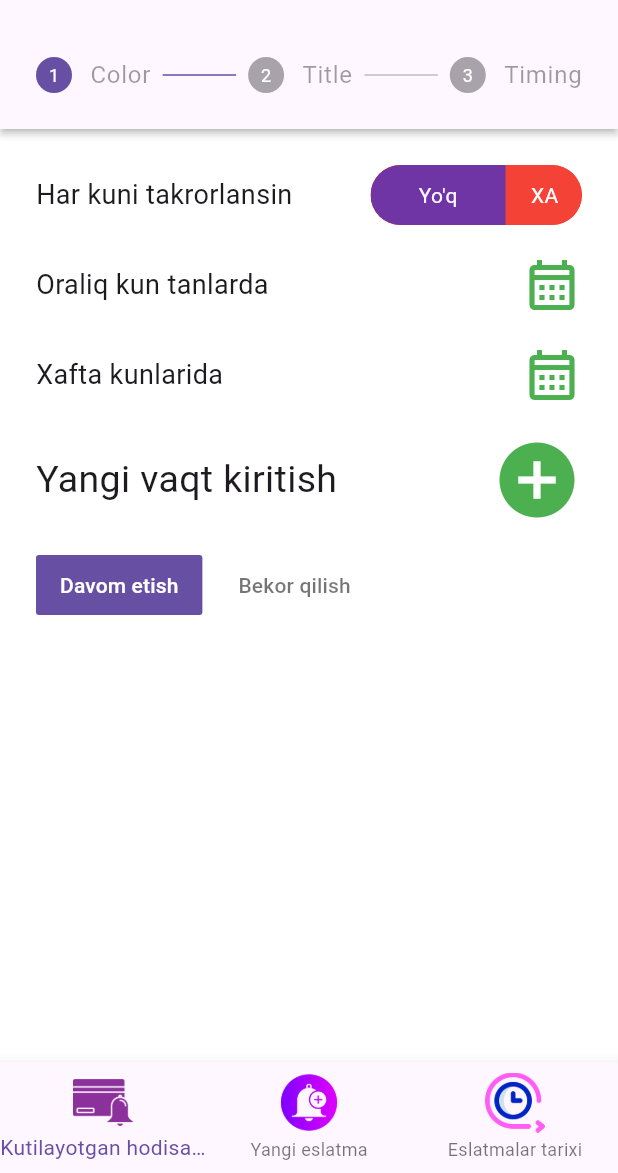
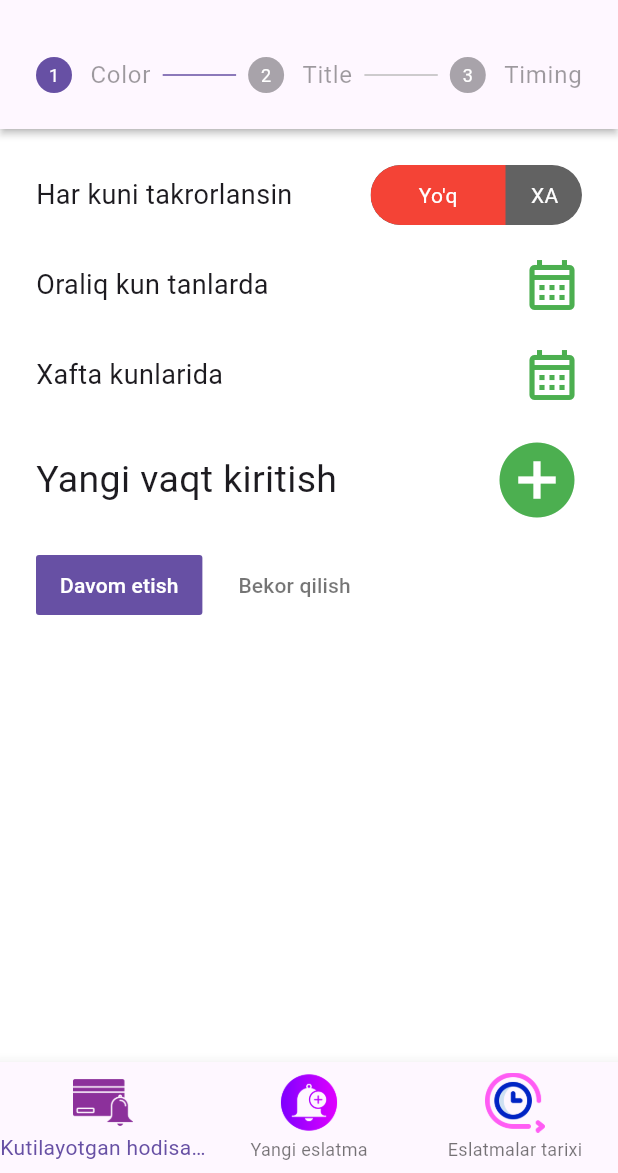
Before and after one commit to Alfraganus/remindMeMobile, a Flutter app: the screen it shows after launch, after a tap on an icon or button, on a phone screen of 412 x 824 dp, the part 63-1236 px from its top. Run offline on Flutter 3.47's test engine with Material 3 defaults, Android fonts, the phone set to English and light mode, and no system bars; drawn by our look-alikes of toggle_switch; our stand-ins replace auto_route, bloc, flutter_bloc, flutter_svg, hexcolor, shared_preferences and 2 more; generated files the repository leaves out were written again; network calls fail.

Commit message:
color choose is ready

```diff
--- a/remindme/lib/bloc/EventFormCubit.dart
+++ b/remindme/lib/bloc/EventFormCubit.dart
@@ -21,19 +21,26 @@ class EventFormCubit extends Cubit<EventForm> {
     }
   }
 
-  void remindEveryEveryDay(int value) {
-    emit(EventForm(isEveryday: value == 0 ? true : false));
+  void changeToggle(int toggle, String isEveryday) {
+    emit(EventForm(toggleSwich: toggle, isEveryday: isEveryday));
+  }
+  void setDates(dates) {
+    emit(EventForm(calendarDates: dates));
   }
 }
 
 class EventForm {
   String? title;
   List<String?> dates;
-  bool? isEveryday;
+  String? isEveryday;
+  int toggleSwich;
+  List<DateTime>? calendarDates;
 
   EventForm({
     this.title = '', // Make it a const if it's a string literal.
+    this.toggleSwich = 0,
+    this.calendarDates,
     List<String?>? dates, // Use a nullable type for dates.
-    this.isEveryday = false, // Use a nullable type for dates.
+    this.isEveryday = '', // Use a nullable type for dates.
   }) : dates = dates ?? [];
 }
--- a/remindme/lib/notifications/addNotification/components/StepScheduler.dart
+++ b/remindme/lib/notifications/addNotification/components/StepScheduler.dart
@@ -2,6 +2,7 @@ import 'package:flutter/cupertino.dart';
 import 'package:flutter/material.dart';
 import 'package:flutter_bloc/flutter_bloc.dart';
 import 'package:hexcolor/hexcolor.dart';
+import 'package:remindme/services/saveSchedularStepper.dart';
 import 'package:syncfusion_flutter_datepicker/datepicker.dart';
 import 'package:toggle_switch/toggle_switch.dart';
 import 'package:weekday_selector/weekday_selector.dart';
@@ -25,7 +26,7 @@ class _SchedularState extends State<StepSchedular> {
           children: [
             RepeatDaily(),
             SizedBox(height: 20),
-            if (state.isEveryday == true) ...[
+            if (state.isEveryday == 'no') ...[
               MultpleDateChooser(),
               SizedBox(height: 20),
               MultipleWeekDateChooser(),
@@ -192,6 +193,8 @@ class MultpleDateChooser extends StatelessWidget {
 
   @override
   Widget build(BuildContext context) {
+    return BlocBuilder<EventFormCubit, EventForm>(
+  builder: (context, state) {
     return Row(
       mainAxisAlignment: MainAxisAlignment.spaceBetween,
       children: [
@@ -211,22 +214,25 @@ class MultpleDateChooser extends StatelessWidget {
                       height: 400, // Adjust the height as needed
                       width: MediaQuery.of(context).size.width, // Set a fixed width
                       child: SfDateRangePicker(
+                        initialSelectedDates: state.calendarDates,
                         view: DateRangePickerView.month,
                         selectionMode: DateRangePickerSelectionMode.multiple,
                         onSelectionChanged: (DateRangePickerSelectionChangedArgs args) {
                           // Handle date selection changes if needed
-                          print(args.value);
+                          // SaveSchedular.saveSchedular('oraliq_dates', args.value);
+                          context.read<EventFormCubit>().setDates(args.value);
+                          print(args.value.runtimeType);
                         },
                       ),
                     ),
-                    ElevatedButton(
+              /*      ElevatedButton(
                       onPressed: () {
                         // Handle button press
                       },
                       child: Text("Choose the days", style: TextStyle(
                           color: Colors.white
                       ),),
-                    ),
+                    ),*/
                   ],
                 );
               },
@@ -244,6 +250,8 @@ class MultpleDateChooser extends StatelessWidget {
         ),
       ],
     );
+  },
+);
   }
 
 }
@@ -341,16 +349,25 @@ class RepeatDaily extends StatelessWidget {
         ToggleSwitch(
           customWidths: [90.0, 50.0],
           cornerRadius: 20.0,
-          initialLabelIndex:state.isEveryday == 0 ? 1 : 0 ,
-          // activeFgColor: Colors.white,
-          inactiveBgColor: Colors.red,
+          initialLabelIndex:state.toggleSwich,
+          activeFgColor: Colors.white,
+          activeBgColors: [
+            [Colors.red],
+            [Colors.green],
+          ],
+          // inactiveBgColor: Colors.red,
           inactiveFgColor: Colors.white,
           totalSwitches: 2,
           labels: ['Yo\'q', 'XA'],
           // icons: [null, FontAwesomeIcons.times],
           onToggle: (index) {
-            BlocProvider.of<EventFormCubit>(context).remindEveryEveryDay(index!);
-            print('switched to: $index');
+            int changeToggle = index!;
+            String val = index == 0 ? 'no' : 'yes';
+            BlocProvider.of<EventFormCubit>(context).changeToggle(changeToggle,val);
+            if(val == 'yes') {
+              SaveSchedular.saveSchedular('is_everyday', 'yes');
+            }
+            print(val);
           },
         ),
       ],
--- a/remindme/lib/services/saveSchedularStepper.dart
+++ b/remindme/lib/services/saveSchedularStepper.dart
@@ -1,10 +1,15 @@
 import 'package:shared_preferences/shared_preferences.dart';
 
 class SaveSchedular {
-  static void saveSchedular(String key, String val) async {
+  static void saveSchedular(String key,  val) async {
     final SharedPreferences prefs = await SharedPreferences.getInstance();
-    prefs.setString(key, val);
-    print(prefs.getString('color'));
+
+    if(key == 'oraliq_dates') {
+      prefs.setStringList('oraliq_dates', val);
+    } else {
+      prefs.setString(key, val);
+      print(prefs.getString('color'));
+    }
   }
 
   static Future<bool> getData(String Key) async  {
```
